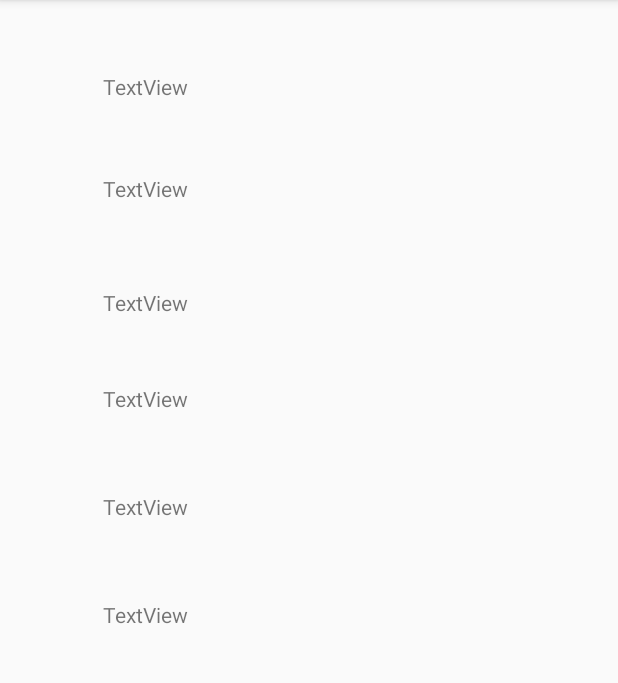
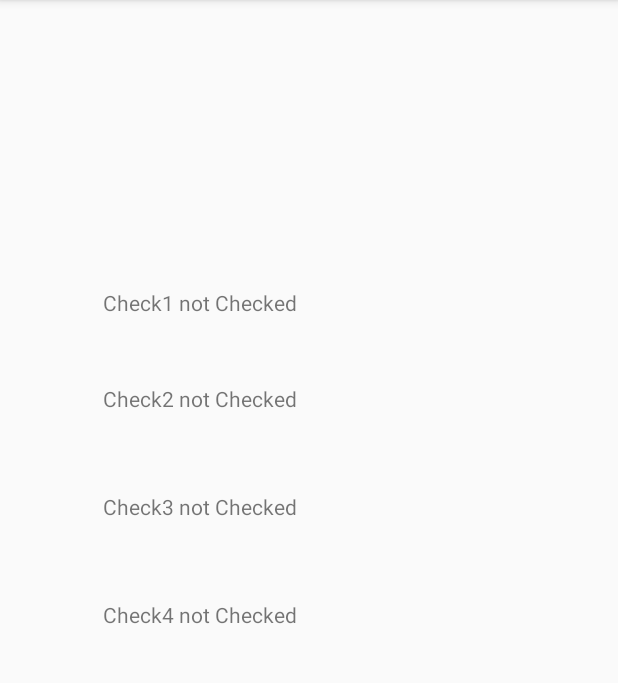
Before and after one commit to sohail527/Radiobutton_checkbox, an Android app: the screen it shows after launch (Main2Activity), after a tap on "VIEW RESULT", on a phone screen of 412 x 824 dp, the part 84-767 px from its top. Run offline under Robolectric (Android 15) with nearby library versions, the phone set to English and light mode, and no system bars; 2 statements that could not run were skipped.

Commit message:
Initail Commit

```diff
--- a/app/src/main/java/com/example/assignment/Main2Activity.java
+++ b/app/src/main/java/com/example/assignment/Main2Activity.java
@@ -3,12 +3,35 @@ package com.example.assignment;
 import androidx.appcompat.app.AppCompatActivity;
 
 import android.os.Bundle;
+import android.widget.TextView;
 
 public class Main2Activity extends AppCompatActivity {
 
+    String a1,a2,a3,a4,a5,a6;
+    TextView t1,t2,t3,t4,t5,t6;
     @Override
     protected void onCreate(Bundle savedInstanceState) {
         super.onCreate(savedInstanceState);
         setContentView(R.layout.activity_main2);
+        t1=(TextView)findViewById(R.id.t1) ;
+        t2=(TextView)findViewById(R.id.t2) ;
+        t3=(TextView)findViewById(R.id.t3) ;
+        t4=(TextView)findViewById(R.id.t4) ;
+        t5=(TextView)findViewById(R.id.t5) ;
+        t6=(TextView)findViewById(R.id.t6) ;
+
+        a1=getIntent().getExtras().getString("a");
+        a2=getIntent().getExtras().getString("b");
+        a3=getIntent().getExtras().getString("c");
+        a4=getIntent().getExtras().getString("d");
+        a5=getIntent().getExtras().getString("e");
+        a6=getIntent().getExtras().getString("f");
+
+        t1.setText(a1);
+        t2.setText(a2);
+        t3.setText("Check1 "+a3);
+        t4.setText("Check2 "+a4);
+        t5.setText("Check3 "+a5);
+        t6.setText("Check4 "+a6);
     }
 }
--- a/app/src/main/java/com/example/assignment/MainActivity.java
+++ b/app/src/main/java/com/example/assignment/MainActivity.java
@@ -6,19 +6,28 @@ import android.content.Intent;
 import android.os.Bundle;
 import android.view.View;
 import android.widget.Button;
+import android.widget.CheckBox;
 import android.widget.RadioButton;
 import android.widget.RadioGroup;
 import android.widget.Toast;
 
 public class MainActivity extends AppCompatActivity {
     public Button button;
-    public RadioGroup rdgroup;
-    public RadioButton rdbutton;
-
+    public RadioGroup rdgroup1,rdgroup2;
+    public RadioButton rdbutton1,rdbutton2;
+    public CheckBox chbox1,chbox2,chbox3,chbox4;
     @Override
     protected void onCreate(Bundle savedInstanceState) {
         super.onCreate(savedInstanceState);
         setContentView(R.layout.activity_main);
+
+        rdgroup1=(RadioGroup)findViewById(R.id.radio1);
+        rdgroup2=(RadioGroup)findViewById(R.id.radio2);
+
+        chbox1=(CheckBox) findViewById(R.id.ch1);
+        chbox2=(CheckBox) findViewById(R.id.ch2);
+        chbox3=(CheckBox) findViewById(R.id.ch3);
+        chbox4=(CheckBox) findViewById(R.id.ch4);
 
         button=(Button) findViewById(R.id.button);
         button.setOnClickListener(new View.OnClickListener() {
@@ -32,14 +41,41 @@ public class MainActivity extends AppCompatActivity {
     }
     public void openActivity2()
     {
+        int i,j;
+        boolean b1,b2,b3,b4;
+        String s1,s2,s3,s4,s5,s6;
+        i=rdgroup1.getCheckedRadioButtonId();
+        j=rdgroup2.getCheckedRadioButtonId();
+        rdbutton1=(RadioButton)findViewById(i);
+        rdbutton2=(RadioButton)findViewById(j);
+        s1=rdbutton1.getText().toString();
+        s2=rdbutton2.getText().toString();
+        b1=chbox1.isChecked();
+        b2=chbox2.isChecked();
+        b3=chbox3.isChecked();
+        b4=chbox4.isChecked();
+        s3=checker(b1);
+        s4=checker(b2);
+        s5=checker(b3);
+        s6=checker(b4);
         Intent intent = new Intent(this,Main2Activity.class);
+        intent.putExtra("a",s1);
+        intent.putExtra("b",s2);
+        intent.putExtra("c",s3);
+        intent.putExtra("d",s4);
+        intent.putExtra("e",s5);
+        intent.putExtra("f",s6);
         startActivity(intent);
     }
-    public void check()
+
+    public String checker(boolean b)
     {
-        int radioid = rdgroup.getCheckedRadioButtonId();
-        rdbutton=findViewById(radioid);
-        Toast.makeText(c)
+        if(b==false)
+        {return "not Checked";}
+        else{
+            return  "checked";
+        }
     }
 
+
 }
--- a/app/src/main/res/layout/activity_main.xml
+++ b/app/src/main/res/layout/activity_main.xml
@@ -13,8 +13,8 @@
         android:layout_height="wrap_content"
         android:layout_alignParentTop="true"
         android:layout_alignParentEnd="true"
-        android:layout_marginTop="307dp"
-        android:layout_marginEnd="257dp">
+        android:layout_marginTop="306dp"
+        android:layout_marginEnd="274dp">
 
         <RadioButton
             android:id="@+id/c1"
@@ -22,8 +22,7 @@
             android:layout_height="wrap_content"
             android:layout_marginTop="20dp"
             android:text="One"
-            android:onClick="check"
-            android:checked="true"
+
             />
 
         <RadioButton
@@ -31,7 +30,7 @@
             android:layout_width="100dp"
             android:layout_height="wrap_content"
             android:layout_marginTop="20dp"
-            android:onClick="check"
+
             android:text="Two" />
 
         <RadioButton
@@ -39,7 +38,7 @@
             android:layout_width="100dp"
             android:layout_height="wrap_content"
             android:layout_marginTop="20dp"
-            android:onClick="check"
+
             android:text="Three" />
 
 
@@ -59,7 +58,7 @@
             android:layout_width="100dp"
             android:layout_height="wrap_content"
             android:layout_marginTop="20dp"
-            android:onClick="check"
+
             android:text="Lahore" />
 
         <RadioButton
@@ -67,7 +66,7 @@
             android:layout_width="100dp"
             android:layout_height="wrap_content"
             android:layout_marginTop="20dp"
-            android:onClick="check"
+
             android:text="Faisalbad" />
 
         <RadioButton
@@ -75,7 +74,7 @@
             android:layout_width="100dp"
             android:layout_height="wrap_content"
             android:layout_marginTop="20dp"
-            android:onClick="check"
+
             android:text="Jhang" />
 
 
--- a/app/src/main/res/layout/activity_main2.xml
+++ b/app/src/main/res/layout/activity_main2.xml
@@ -7,7 +7,7 @@
     tools:context=".Main2Activity">
 
     <TextView
-        android:id="@+id/textView"
+        android:id="@+id/t1"
         android:layout_width="260dp"
         android:layout_height="34dp"
         android:layout_marginTop="48dp"
@@ -18,7 +18,7 @@
         app:layout_constraintTop_toTopOf="parent" />
 
     <TextView
-        android:id="@+id/textView2"
+        android:id="@+id/t2"
         android:layout_width="260dp"
         android:layout_height="34dp"
         android:layout_marginTop="116dp"
@@ -29,7 +29,7 @@
         app:layout_constraintTop_toTopOf="parent" />
 
     <TextView
-        android:id="@+id/textView3"
+        android:id="@+id/t3"
         android:layout_width="260dp"
         android:layout_height="34dp"
         android:layout_marginTop="192dp"
@@ -40,7 +40,7 @@
         app:layout_constraintTop_toTopOf="parent" />
 
     <TextView
-        android:id="@+id/textView4"
+        android:id="@+id/t4"
         android:layout_width="260dp"
         android:layout_height="34dp"
         android:layout_marginTop="256dp"
@@ -51,7 +51,7 @@
         app:layout_constraintTop_toTopOf="parent" />
 
     <TextView
-        android:id="@+id/textView5"
+        android:id="@+id/t5"
         android:layout_width="260dp"
         android:layout_height="34dp"
         android:layout_marginTop="328dp"
@@ -62,7 +62,7 @@
         app:layout_constraintTop_toTopOf="parent" />
 
     <TextView
-        android:id="@+id/textView6"
+        android:id="@+id/t6"
         android:layout_width="260dp"
         android:layout_height="34dp"
         android:layout_marginTop="400dp"
```
